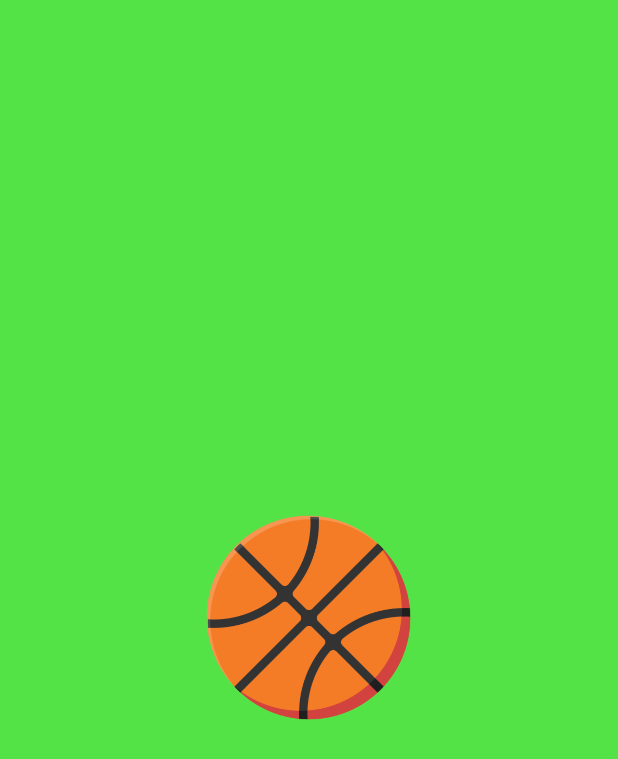
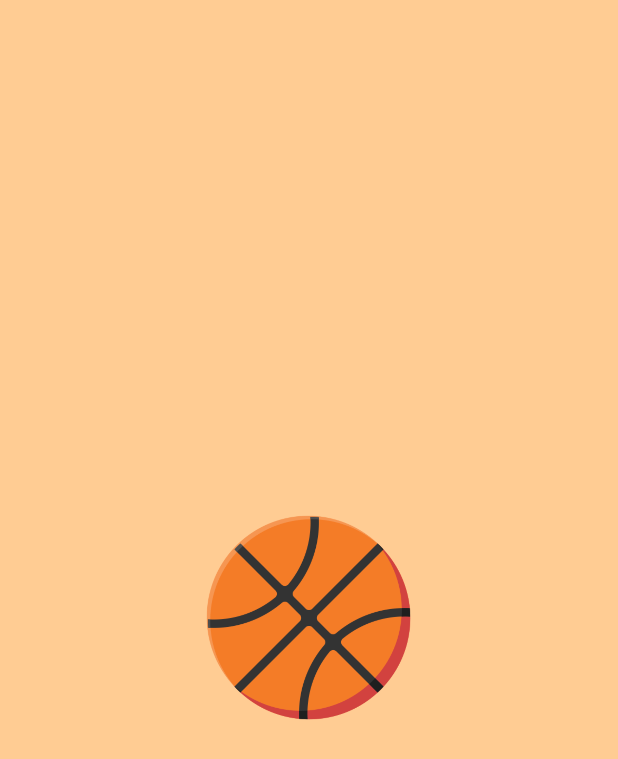
Before and after one commit to r3xcl/PlaygroundNear, an Android app: the layout activity_splash.xml on its own in the app's theme, with its tools: preview values and no code run, on a phone screen of 412 x 824 dp. Shown: the top 759 px of the screen. Run offline under Robolectric (Android 15) with nearby library versions, the phone set to English and light mode, and no system bars.

Commit message:
Change color

```diff
--- a/app/src/main/res/layout/activity_splash.xml
+++ b/app/src/main/res/layout/activity_splash.xml
@@ -5,7 +5,7 @@
     android:layout_width="match_parent"
     android:layout_height="match_parent"
     tools:context=".SplashActivity"
-    android:background="#54E346">
+    android:background="#ffcc93">
 
     <LinearLayout
         android:layout_width="match_parent"
```
